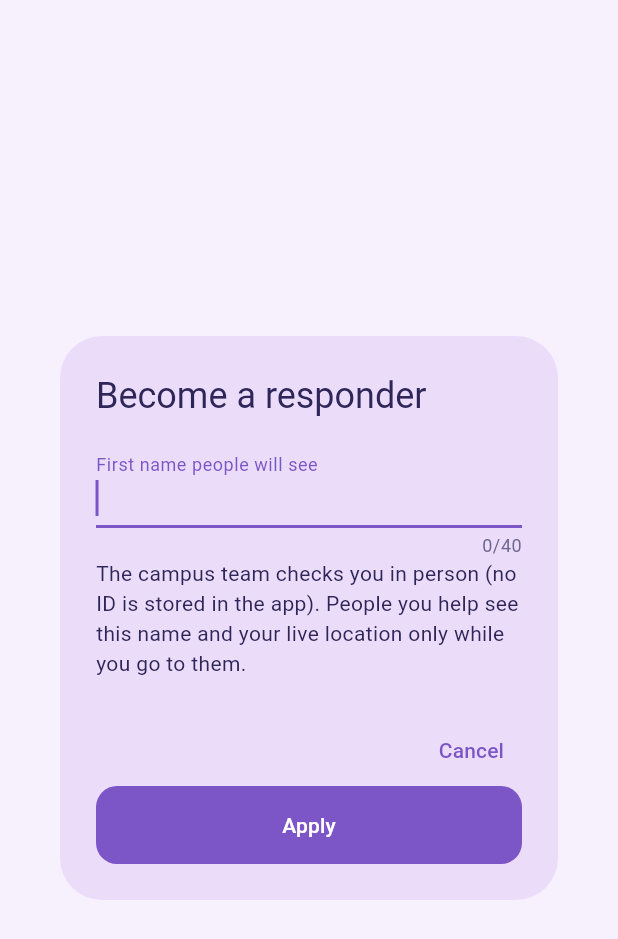
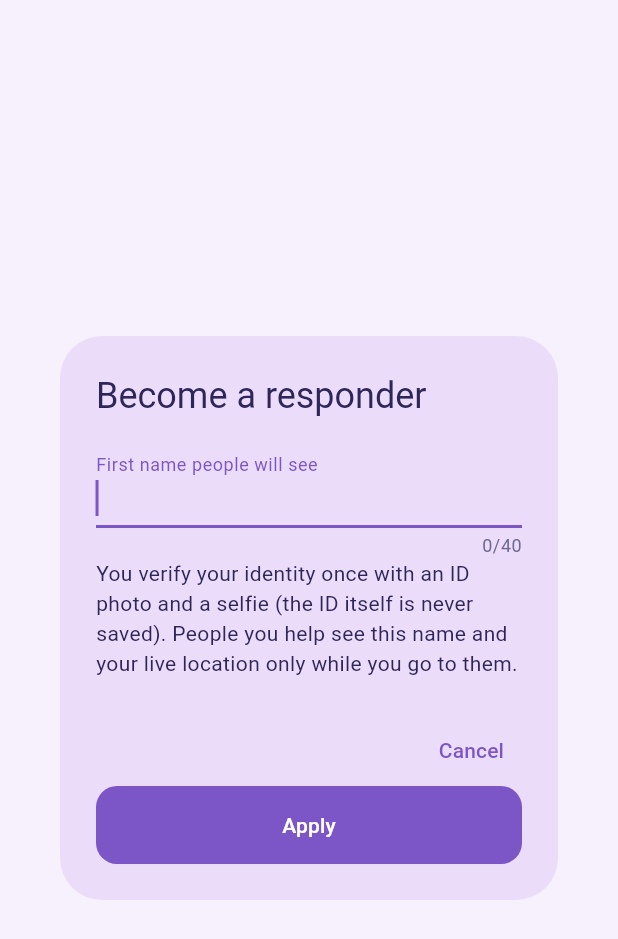
Before and after one commit to sumeettummarmatti/sixthSense, a Flutter app: the _ApplyDialog widget shown alone on an empty page, opened directly, on a phone screen of 412 x 824 dp. Shown: the top 939 px of the screen. Run offline on Flutter 3.47's test engine with Material 3 defaults, Android fonts, the phone set to English and light mode, and no system bars; our stand-ins replace geolocator, image_picker; missing offline and left inert: cryptography, google_mlkit_face_detection, google_mlkit_text_recognition, maplibre_gl; accounts and stored records are empty.

Commit message:
P3-W3-face-scan-gate: responder apply dialog no longer mentions in-person campus approval
The "Become a responder" dialog still said "The campus team checks you in
person", left over from the removed approval step. It now says you verify
once with an ID photo and a selfie and that the ID itself is never saved.

Co-Authored-By: Claude Sonnet 5.5 <noreply@anthropic.com>

```diff
--- a/mobile/lib/features/respond/respond_screen.dart
+++ b/mobile/lib/features/respond/respond_screen.dart
@@ -686,7 +686,7 @@ class _ApplyDialogState extends State<_ApplyDialog> {
             ),
           ),
           const Text(
-            'The campus team checks you in person (no ID is stored in the app). '
+            'You verify your identity once with an ID photo and a selfie (the ID itself is never saved). '
             'People you help see this name and your live location only while you go to them.',
           ),
         ],
```
